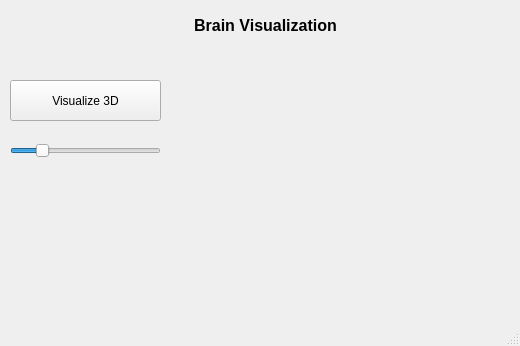
Old version of the form DADM/visualization3d.ui in the repository martamycielska/DADM.
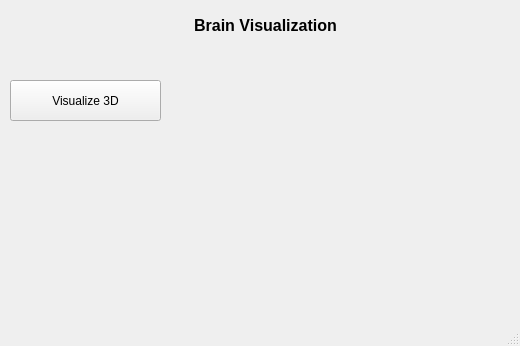
New version of the form.

```diff
--- a/DADM/visualization3d.ui
+++ b/DADM/visualization3d.ui
@@ -59,28 +59,6 @@
      <bool>false</bool>
     </property>
    </widget>
-   <widget class="QSlider" name="horizontalSlider">
-    <property name="geometry">
-     <rect>
-      <x>10</x>
-      <y>140</y>
-      <width>151</width>
-      <height>21</height>
-     </rect>
-    </property>
-    <property name="minimum">
-     <number>10</number>
-    </property>
-    <property name="maximum">
-     <number>500</number>
-    </property>
-    <property name="value">
-     <number>100</number>
-    </property>
-    <property name="orientation">
-     <enum>Qt::Horizontal</enum>
-    </property>
-   </widget>
    <widget class="QLabel" name="processDescLabel">
     <property name="geometry">
      <rect>
```
Left out of the diff: 2 changed lines with no effect on the pictures.
